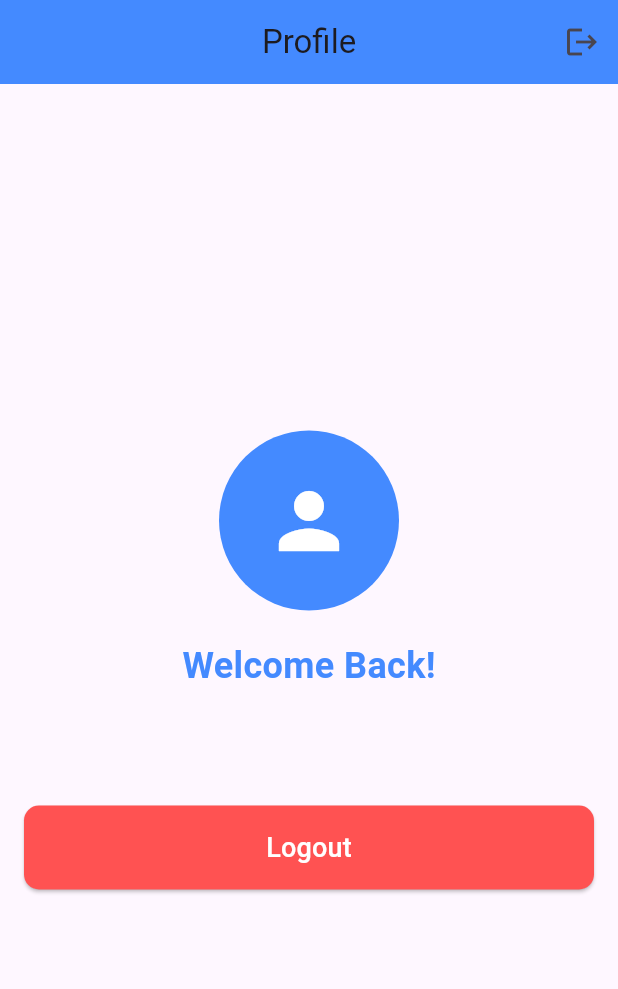
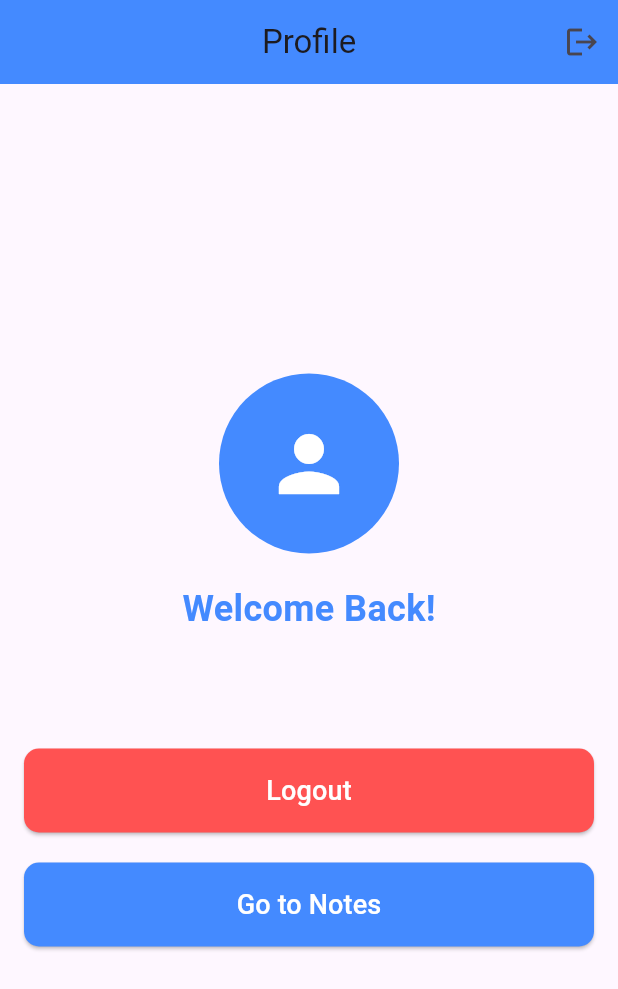
Before and after one commit to SaiKyawZinHtoo/supabase_stylefeed, a Flutter app: the screen it shows once a user with an empty profile is signed in, on a phone screen of 412 x 824 dp. Shown: the top 989 px of the screen. Run offline on Flutter 3.47's test engine with Material 3 defaults, Android fonts, the phone set to English and light mode, and no system bars; our stand-ins replace supabase_flutter; accounts and stored records are empty.

Commit message:
Add button to navigate to Notes page from Profile page

```diff
--- a/lib/pages/profile_page.dart
+++ b/lib/pages/profile_page.dart
@@ -1,5 +1,6 @@
 import 'package:flutter/material.dart';
 import 'package:superbase_project/auth/auth_service.dart';
+import 'package:superbase_project/note_page.dart';
 
 class ProfilePage extends StatefulWidget {
   const ProfilePage({super.key});
@@ -87,6 +88,28 @@ class _ProfilePageState extends State<ProfilePage> {
                 ),
               ),
             ),
+            const SizedBox(height: 20),
+            SizedBox(
+              width: double.infinity,
+              child: ElevatedButton(
+                onPressed: () {
+                  Navigator.of(context).push(
+                    MaterialPageRoute(builder: (_) => const NotePage()),
+                  );
+                },
+                style: ElevatedButton.styleFrom(
+                  backgroundColor: Colors.blueAccent,
+                  padding: const EdgeInsets.symmetric(vertical: 15),
+                  shape: RoundedRectangleBorder(
+                    borderRadius: BorderRadius.circular(10),
+                  ),
+                ),
+                child: const Text(
+                  "Go to Notes",
+                  style: TextStyle(fontSize: 18, color: Colors.white),
+                ),
+              ),
+            ),
           ],
         ),
       ),
```
